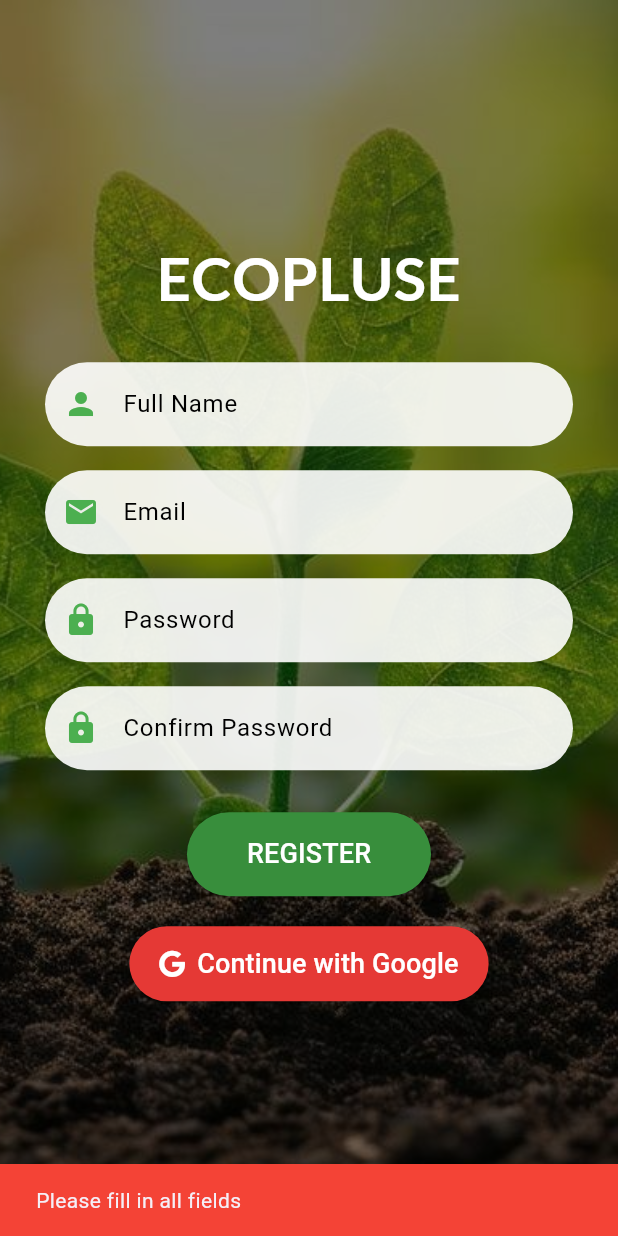
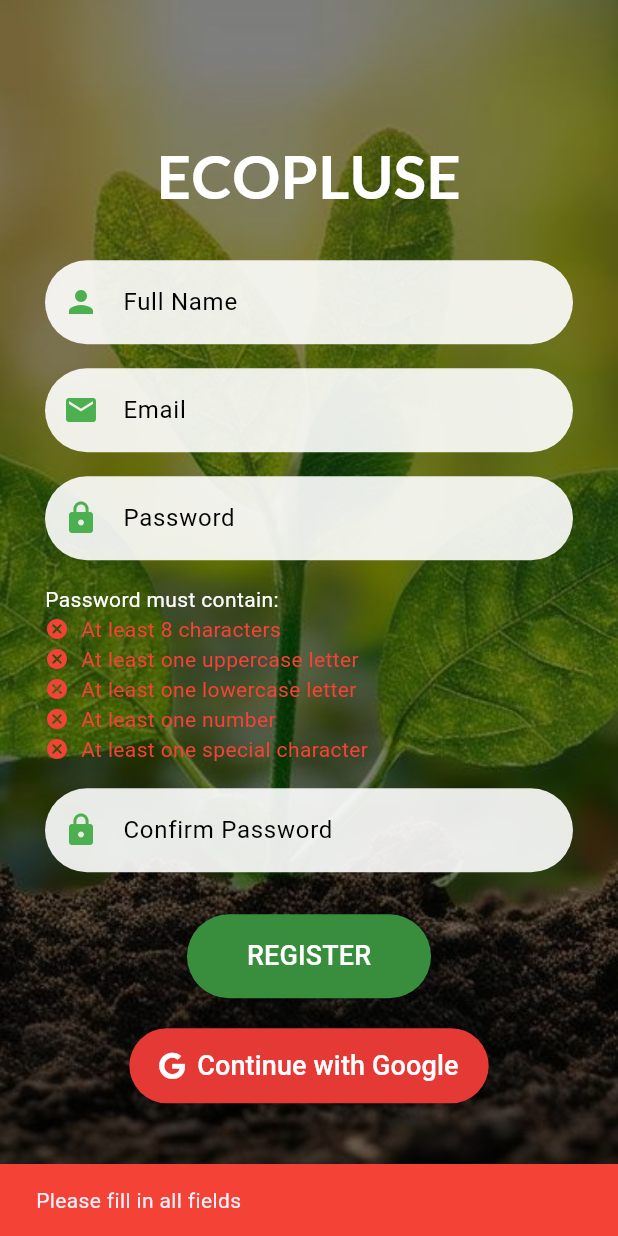
Before and after one commit to git112/EcoPulse_50, a Flutter app: the RegisterScreen screen opened directly, after a tap on "REGISTER", on a phone screen of 412 x 824 dp. Run offline on Flutter 3.47's test engine with Material 3 defaults, Android fonts, the phone set to English and light mode, and no system bars; our stand-ins replace cloud_firestore, firebase_auth, firebase_core, fl_chart, flutter_dotenv, font_awesome_flutter and 3 more; missing offline and left inert: firebase_app_check; accounts and stored records are empty; network calls fail.

Commit message:
final project

```diff
--- a/lib/LoginScreen.dart
+++ b/lib/LoginScreen.dart
@@ -4,6 +4,7 @@ import 'package:flutter/material.dart';
 import 'package:flutter_application_2/DashboardScreen.dart';
 import 'package:flutter_application_2/RegisterApp.dart';
 import 'package:flutter_application_2/ForgotPasswordScreen.dart'; // Import Forgot Password Screen
+import 'package:flutter_application_2/UserDashboardScreen.dart';
 import 'package:font_awesome_flutter/font_awesome_flutter.dart';
 import 'package:google_fonts/google_fonts.dart';
 
@@ -37,7 +38,7 @@ class _LoginScreenState extends State<LoginScreen> {
       if (userCredential.user != null) {
         Navigator.pushReplacement(
           context,
-          MaterialPageRoute(builder: (context) => const DashboardScreen()),
+          MaterialPageRoute(builder: (context) => const UserDashboardScreen()),
         );
       }
     } catch (e) {
--- a/lib/RegisterApp.dart
+++ b/lib/RegisterApp.dart
@@ -24,6 +24,20 @@ class _RegisterScreenState extends State<RegisterScreen> {
   final FirebaseFirestore _firestore = FirebaseFirestore.instance;
   final FirestoreService _firestoreService = FirestoreService();
 
+  // Password validation states
+  bool _hasMinLength = false;
+  bool _hasUppercase = false;
+  bool _hasLowercase = false;
+  bool _hasNumber = false;
+  bool _hasSpecialChar = false;
+
+  @override
+  void initState() {
+    super.initState();
+    // Add listeners to validate password in real-time
+    _passwordController.addListener(_validatePassword);
+  }
+
   @override
   void dispose() {
     _nameController.dispose();
@@ -33,12 +47,40 @@ class _RegisterScreenState extends State<RegisterScreen> {
     super.dispose();
   }
 
+  // Email validation using a regular expression
+  bool _isEmailValid(String email) {
+    final emailRegex = RegExp(r'^[\w-\.]+@([\w-]+\.)+[\w-]{2,4}$');
+    return emailRegex.hasMatch(email);
+  }
+
+  // Password validation
+  void _validatePassword() {
+    String password = _passwordController.text;
+    setState(() {
+      _hasMinLength = password.length >= 8;
+      _hasUppercase = password.contains(RegExp(r'[A-Z]'));
+      _hasLowercase = password.contains(RegExp(r'[a-z]'));
+      _hasNumber = password.contains(RegExp(r'[0-9]'));
+      _hasSpecialChar = password.contains(RegExp(r'[!@#$%^&*(),.?":{}|<>]'));
+    });
+  }
+
+  // Check if password meets all criteria
+  bool _isPasswordValid() {
+    return _hasMinLength &&
+        _hasUppercase &&
+        _hasLowercase &&
+        _hasNumber &&
+        _hasSpecialChar;
+  }
+
   Future<void> _registerUser() async {
     String name = _nameController.text.trim();
     String email = _emailController.text.trim();
     String password = _passwordController.text.trim();
     String confirmPassword = _confirmPasswordController.text.trim();
 
+    // Check for empty fields
     if (name.isEmpty || email.isEmpty || password.isEmpty || confirmPassword.isEmpty) {
       ScaffoldMessenger.of(context).showSnackBar(const SnackBar(
         content: Text("Please fill in all fields"),
@@ -47,6 +89,32 @@ class _RegisterScreenState extends State<RegisterScreen> {
       return;
     }
 
+    // Validate email
+    if (!_isEmailValid(email)) {
+      ScaffoldMessenger.of(context).showSnackBar(const SnackBar(
+        content: Text("Please enter a valid email address"),
+        backgroundColor: Colors.red,
+      ));
+      return;
+    }
+
+    // Validate password
+    if (!_isPasswordValid()) {
+      String errorMessage = "Password must:\n";
+      if (!_hasMinLength) errorMessage += "- Be at least 8 characters long\n";
+      if (!_hasUppercase) errorMessage += "- Contain at least one uppercase letter\n";
+      if (!_hasLowercase) errorMessage += "- Contain at least one lowercase letter\n";
+      if (!_hasNumber) errorMessage += "- Contain at least one number\n";
+      if (!_hasSpecialChar) errorMessage += "- Contain at least one special character\n";
+
+      ScaffoldMessenger.of(context).showSnackBar(SnackBar(
+        content: Text(errorMessage),
+        backgroundColor: Colors.red,
+      ));
+      return;
+    }
+
+    // Check if passwords match
     if (password != confirmPassword) {
       ScaffoldMessenger.of(context).showSnackBar(const SnackBar(
         content: Text("Passwords do not match"),
@@ -55,6 +123,7 @@ class _RegisterScreenState extends State<RegisterScreen> {
       return;
     }
 
+    // Proceed with registration if all validations pass
     try {
       UserCredential userCredential = await _auth.createUserWithEmailAndPassword(
         email: email,
@@ -128,13 +197,30 @@ class _RegisterScreenState extends State<RegisterScreen> {
     }
   }
 
-
   Widget buildRegistrationForm() {
     return Column(
       children: [
         buildInputField("Full Name", Icons.person, _nameController),
         buildInputField("Email", Icons.email, _emailController),
         buildInputField("Password", Icons.lock, _passwordController, isPassword: true),
+        // Password requirements UI
+        Padding(
+          padding: const EdgeInsets.symmetric(vertical: 8.0),
+          child: Column(
+            crossAxisAlignment: CrossAxisAlignment.start,
+            children: [
+              Text(
+                "Password must contain:",
+                style: TextStyle(color: Colors.white, fontSize: 14),
+              ),
+              _buildRequirementText("At least 8 characters", _hasMinLength),
+              _buildRequirementText("At least one uppercase letter", _hasUppercase),
+              _buildRequirementText("At least one lowercase letter", _hasLowercase),
+              _buildRequirementText("At least one number", _hasNumber),
+              _buildRequirementText("At least one special character", _hasSpecialChar),
+            ],
+          ),
+        ),
         buildInputField("Confirm Password", Icons.lock, _confirmPasswordController, isPassword: true),
         const SizedBox(height: 20),
         ElevatedButton(
@@ -145,6 +231,26 @@ class _RegisterScreenState extends State<RegisterScreen> {
             shape: RoundedRectangleBorder(borderRadius: BorderRadius.circular(30)),
           ),
           child: const Text("REGISTER", style: TextStyle(fontSize: 18, color: Colors.white)),
+        ),
+      ],
+    );
+  }
+
+  Widget _buildRequirementText(String text, bool isMet) {
+    return Row(
+      children: [
+        Icon(
+          isMet ? Icons.check_circle : Icons.cancel,
+          color: isMet ? Colors.green : Colors.red,
+          size: 16,
+        ),
+        const SizedBox(width: 8),
+        Text(
+          text,
+          style: TextStyle(
+            color: isMet ? Colors.green : Colors.red,
+            fontSize: 14,
+          ),
         ),
       ],
     );
```
Lines whose indentation alone changed are shown as unchanged.
